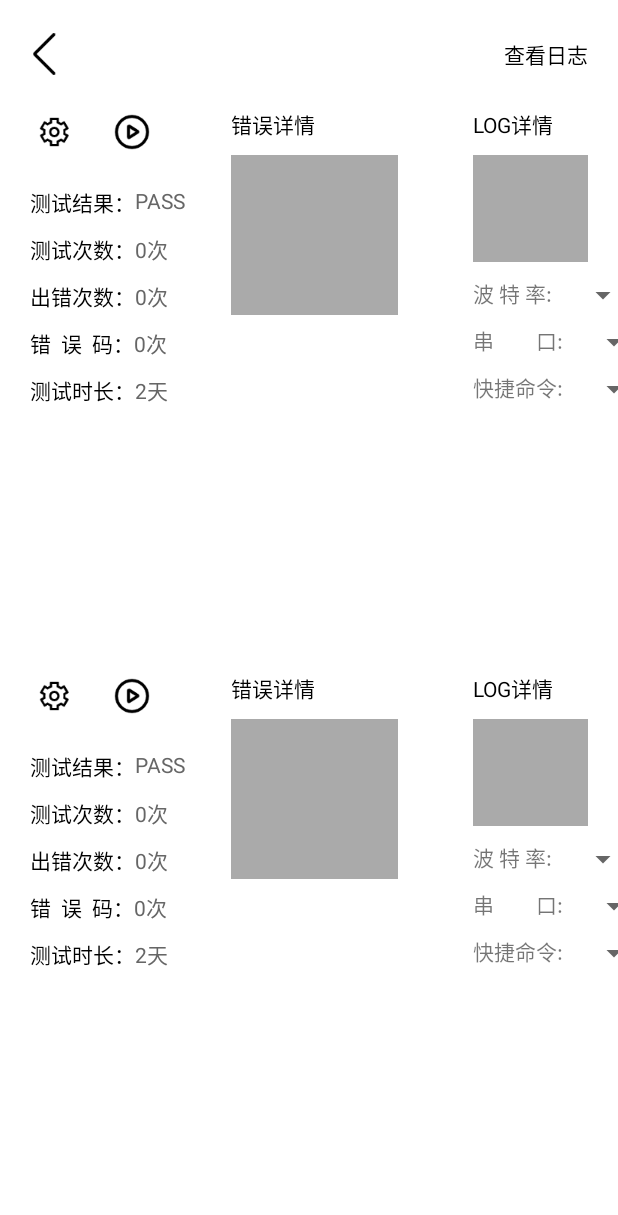
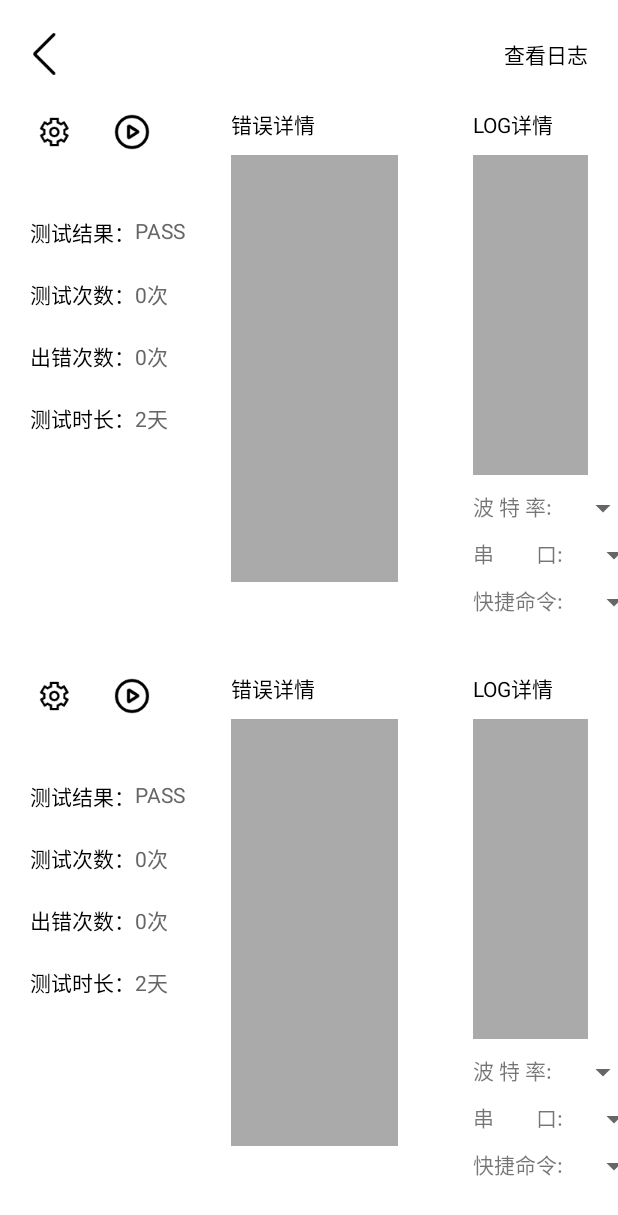
Before and after one commit to zhumeng1582/uart, an Android app: the ComDataFragment screen opened directly, with no data from a screen before it, on a phone screen of 412 x 824 dp. Shown: the top 1215 px of the screen. Run offline under Robolectric (Android 15) with nearby library versions, the phone set to English and light mode, and no system bars; libraries missing offline, so code that uses them is left out: com.blankj.utilcode; 1 statement that could not run was skipped.

Commit message:
端口设置

```diff
--- a/app/src/main/AndroidManifest.xml
+++ b/app/src/main/AndroidManifest.xml
@@ -1,7 +1,8 @@
 <?xml version="1.0" encoding="utf-8"?>
 <manifest xmlns:android="http://schemas.android.com/apk/res/android"
     package="com.industio.uart">
-
+    <uses-permission android:name="android.permission.READ_EXTERNAL_STORAGE" />
+    <uses-permission android:name="android.permission.WRITE_EXTERNAL_STORAGE" />
     <application
         android:allowBackup="true"
         android:icon="@mipmap/ic_launcher"
--- a/app/src/main/java/com/industio/uart/ui/ComDataFragment.java
+++ b/app/src/main/java/com/industio/uart/ui/ComDataFragment.java
@@ -4,6 +4,7 @@ import android.content.res.AssetFileDescriptor;
 import android.media.AudioManager;
 import android.media.MediaPlayer;
 import android.os.Bundle;
+import android.util.Log;
 import android.view.LayoutInflater;
 import android.view.View;
 import android.view.ViewGroup;
@@ -28,11 +29,14 @@ import com.industio.uart.utils.DataProtocol;
 
 import org.ido.iface.SerialControl;
 
+import java.io.File;
+import java.io.FileWriter;
 import java.io.IOException;
 import java.io.UnsupportedEncodingException;
 import java.text.SimpleDateFormat;
 
 public class ComDataFragment extends Fragment implements View.OnClickListener {
+    private static final String TAG = "ComDataFragment";
     private FragmentComDataBinding binding;
     private BootPara bootPara;
     private Thread testDeviceThread;
@@ -72,6 +76,7 @@ public class ComDataFragment extends Fragment implements View.OnClickListener {
                     testDeviceThread.isInterrupted();
                 }
             } else {
+
                 testDevice();
                 binding.imagePlayAndStop.setChecked(true);
             }
@@ -116,6 +121,31 @@ public class ComDataFragment extends Fragment implements View.OnClickListener {
         ThreadUtils.runOnUiThread(new Runnable() {
             @Override
             public void run() {
+                String path = bootPara.getAccessPort().getGpio();
+
+                if (new File(path).exists()) {
+                    FileWriter writer = null;
+                    try {
+                        writer = new FileWriter(path);
+                        if (on)
+                            writer.write("1");
+                        else
+                            writer.write("0");
+                        writer.flush();
+                    } catch (Exception ex) {
+                        Log.e(TAG, "" + ex);
+                    } finally {
+                        if (writer != null) {
+                            try {
+                                writer.close();
+                            } catch (IOException ex) {
+                                Log.e(TAG, "" + ex);
+                            }
+                        }
+                    }
+                } else {
+                    Log.d(TAG, "node is not found:" + path);
+                }
 
             }
         });
@@ -149,8 +179,8 @@ public class ComDataFragment extends Fragment implements View.OnClickListener {
                 });
             }
         };
-        String portName = "xxx";
-        if (serialControl.init(portName, portRate, 0, 0, 0, 0, 10)) {//接收100ms粘包
+        String portName = bootPara.getAccessPort().getPort();
+        if (serialControl.init(portName, portRate, 8, 'N', 1, 0, 10)) {//接收100ms粘包
             //ToastUtils.showShort("打开成功:"+portName);
             Toast.makeText(getContext(), "打开成功:" + portName, Toast.LENGTH_LONG).show();
         } else {
@@ -184,8 +214,8 @@ public class ComDataFragment extends Fragment implements View.OnClickListener {
                 });
             }
         };
-        String portName = "xxx";
-        if (serialControl.init(portName, portRate, 0, 0, 0, 0, 10)) {//接收100ms粘包
+        String portName = (String) binding.spinnerPortValue.getSelectedItem();
+        if (serialControl.init(portName, portRate, 8, 'N', 1, 0, 10)) {//接收100ms粘包
             //ToastUtils.showShort("打开成功:"+portName);
             Toast.makeText(getContext(), "打开成功:" + portName, Toast.LENGTH_LONG).show();
         } else {
--- a/app/src/main/java/com/industio/uart/utils/DataProtocol.java
+++ b/app/src/main/java/com/industio/uart/utils/DataProtocol.java
@@ -56,5 +56,5 @@ public class DataProtocol {
     //自定义2:0xED,0x00-0xEF
     //自定义3:0xEF,0x00-0xEF
     //结束符：0xF0,0x00
-    public final static int END =  0xF0;
+    public static int END =  0xF0;
 }
--- a/app/src/main/res/layout/fragment_com_data.xml
+++ b/app/src/main/res/layout/fragment_com_data.xml
@@ -25,7 +25,7 @@
         android:id="@+id/textTestResultTitle"
         android:layout_width="wrap_content"
         android:layout_height="wrap_content"
-        android:layout_marginTop="@dimen/dp_20"
+        android:layout_marginTop="@dimen/dp_40"
         android:text="测试结果："
         android:textColor="@color/black"
         app:layout_constraintTop_toBottomOf="@+id/imageSetting" />
@@ -43,7 +43,7 @@
         android:id="@+id/textTestTimesTitle"
         android:layout_width="wrap_content"
         android:layout_height="wrap_content"
-        android:layout_marginTop="@dimen/dp_10"
+        android:layout_marginTop="@dimen/dp_20"
         android:text="测试次数："
         android:textColor="@color/black"
         app:layout_constraintTop_toBottomOf="@+id/textTestResultTitle" />
@@ -61,7 +61,7 @@
         android:id="@+id/textTestErrorTimesTitle"
         android:layout_width="wrap_content"
         android:layout_height="wrap_content"
-        android:layout_marginTop="@dimen/dp_10"
+        android:layout_marginTop="@dimen/dp_20"
         android:text="出错次数："
         android:textColor="@color/black"
         app:layout_constraintTop_toBottomOf="@+id/textTestTimesTitle" />
@@ -76,31 +76,13 @@
         app:layout_constraintTop_toTopOf="@+id/textTestErrorTimesTitle" />
 
     <TextView
-        android:id="@+id/textTestErrorCodeTitle"
-        android:layout_width="wrap_content"
-        android:layout_height="wrap_content"
-        android:layout_marginTop="@dimen/dp_10"
-        android:text="错  误  码："
-        android:textColor="@color/black"
-        app:layout_constraintTop_toBottomOf="@+id/textTestErrorTimesTitle" />
-
-    <TextView
-        android:id="@+id/textTestErrorCodeValue"
-        android:layout_width="wrap_content"
-        android:layout_height="wrap_content"
-        android:text="0次"
-        android:textColor="@color/grey"
-        app:layout_constraintStart_toEndOf="@+id/textTestErrorCodeTitle"
-        app:layout_constraintTop_toTopOf="@+id/textTestErrorCodeTitle" />
-
-    <TextView
         android:id="@+id/textTestDurationTitle"
         android:layout_width="wrap_content"
         android:layout_height="wrap_content"
-        android:layout_marginTop="@dimen/dp_10"
+        android:layout_marginTop="@dimen/dp_20"
         android:text="测试时长："
         android:textColor="@color/black"
-        app:layout_constraintTop_toBottomOf="@+id/textTestErrorCodeTitle" />
+        app:layout_constraintTop_toBottomOf="@+id/textTestErrorTimesTitle" />
 
     <TextView
         android:id="@+id/textTestDurationValue"
@@ -127,7 +109,7 @@
         android:layout_marginTop="@dimen/dp_10"
         android:background="@color/text_background"
         android:textColor="@color/black"
-        app:layout_constraintHeight_percent="0.3"
+        app:layout_constraintHeight_percent="0.8"
         app:layout_constraintStart_toStartOf="@+id/textErrorDetailsTitle"
         app:layout_constraintTop_toBottomOf="@+id/textErrorDetailsTitle"
         app:layout_constraintWidth_percent="0.3" />
@@ -147,7 +129,7 @@
         android:layout_height="0dp"
         android:background="@color/text_background"
         android:textColor="@color/black"
-        app:layout_constraintHeight_percent="0.2"
+        app:layout_constraintHeight_percent="0.6"
         app:layout_constraintStart_toStartOf="@+id/textLogDetailsTitle"
         app:layout_constraintTop_toTopOf="@+id/textErrorDetails"
         app:layout_constraintWidth_percent="0.5" />
@@ -213,7 +195,7 @@
         app:layout_constraintStart_toEndOf="@+id/spinnerCMDValue"
         app:layout_constraintTop_toTopOf="@+id/textPortRateTitle"
         app:layout_constraintWidth_percent="0.3"
-        app:layout_constraintHeight_percent="0.1"/>
+        app:layout_constraintHeight_percent="0.2"/>
 
     <androidx.appcompat.widget.AppCompatButton
         android:layout_width="wrap_content"
```
Also changed, not shown: app/src/main/java/com/industio/uart/bean/AccessPara.java (added, +40 -0 lines), app/src/main/java/com/industio/uart/bean/BootPara.java (+5 -3 lines), app/src/main/java/com/industio/uart/cache/AccessParaContent.java (added, +10 -0 lines), app/src/main/java/com/industio/uart/ui/MainActivity.java (+11 -16 lines), app/src/main/java/com/industio/uart/ui/ShutUpDownActivity.java (+18 -11 lines).
